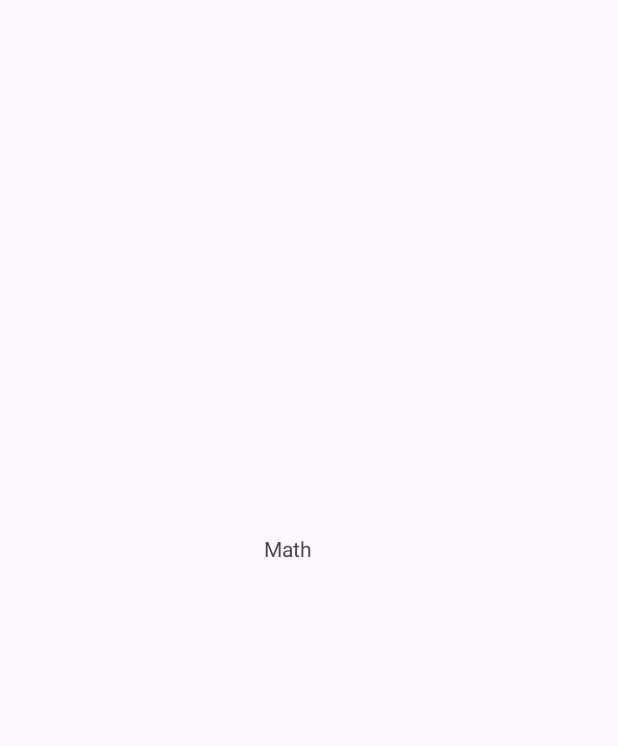
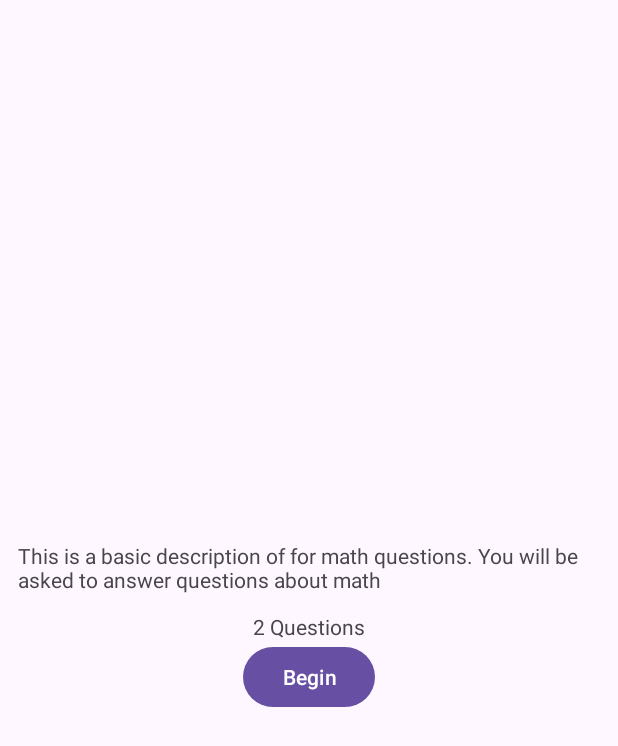
Before and after one commit to freymend/quizdroid, an Android app: the MathActivity screen opened directly, with no data from a screen before it, on a phone screen of 412 x 824 dp. Before the commit the part shown is almost empty. Shown: the top 746 px of the screen. Run offline under Robolectric (Android 15) with nearby library versions, the phone set to English and light mode, and no system bars.

Commit message:
add in basic overview page for each topic

```diff
--- a/app/src/main/AndroidManifest.xml
+++ b/app/src/main/AndroidManifest.xml
@@ -15,6 +15,9 @@
         <activity android:name=".questions.PhysicsActivity"/>
         <activity android:name=".questions.MathActivity"/>
         <activity android:name=".questions.MarvelActivity"/>
+        <activity android:name=".questions.MathQuestionActivity"/>
+        <activity android:name=".questions.MarvelQuestionActivity"/>
+        <activity android:name=".questions.PhysicsQuestionActivity"/>
         <activity
             android:name=".MainActivity"
             android:exported="true">
--- a/app/src/main/res/layout/activity_math.xml
+++ b/app/src/main/res/layout/activity_math.xml
@@ -5,15 +5,32 @@
     android:layout_width="match_parent"
     android:layout_height="match_parent"
     tools:context=".questions.MathActivity">
+    <LinearLayout
+        android:layout_width="match_parent"
+        android:layout_height="match_parent"
+        android:orientation="vertical"
+        android:gravity="center"
+        app:layout_constraintStart_toStartOf="parent"
+        app:layout_constraintTop_toTopOf="parent">
 
-    <TextView
-        android:id="@+id/mathTextView"
-        android:layout_width="wrap_content"
-        android:layout_height="wrap_content"
-        android:layout_marginStart="176dp"
-        android:layout_marginTop="356dp"
-        android:text="Math"
-        app:layout_constraintStart_toStartOf="parent"
-        app:layout_constraintTop_toTopOf="parent" />
+        <TextView
+            android:id="@+id/mathTextView"
+            android:layout_margin="12sp"
+            android:layout_width="wrap_content"
+            android:layout_height="wrap_content"
+            android:text="@string/math_description" />
 
+        <TextView
+            android:id="@+id/questions"
+            android:layout_width="wrap_content"
+            android:layout_height="wrap_content"
+            android:text="@string/questions" />
+
+        <Button
+            android:id="@+id/beginButton"
+            android:layout_width="wrap_content"
+            android:layout_height="wrap_content"
+            android:text="@string/begin_quiz" />
+
+    </LinearLayout>
 </androidx.constraintlayout.widget.ConstraintLayout>
--- a/app/src/main/res/values/strings.xml
+++ b/app/src/main/res/values/strings.xml
@@ -6,4 +6,9 @@
         <item>Physics</item>
         <item>Marvel Super Heroes</item>
     </string-array>
+    <string name="marvel_description">This is a basic description of for Marvel Super Hero questions. You will be asked to answer questions about marvel super heroes.</string>
+    <string name="math_description">This is a basic description of for math questions. You will be asked to answer questions about math</string>
+    <string name="physics_description">This is a basic description of for physics questions. You will be asked to answer questions about physics</string>
+    <string name="begin_quiz">Begin</string>
+    <string name="questions">2 Questions</string>
 </resources>
```
Also changed, not shown: app/src/main/java/wedu/uw/ischool/zachaz/quizdroid/questions/MarvelActivity.kt (+15 -0 lines), app/src/main/java/wedu/uw/ischool/zachaz/quizdroid/questions/MathActivity.kt (+15 -0 lines), app/src/main/java/wedu/uw/ischool/zachaz/quizdroid/questions/PhysicsActivity.kt (+15 -0 lines), app/src/main/res/layout/activity_marvel.xml (+26 -9 lines), app/src/main/res/layout/activity_marvel_question.xml (added, +11 -0 lines), app/src/main/res/layout/activity_math_question.xml (added, +11 -0 lines), app/src/main/res/layout/activity_physics.xml (+27 -9 lines), app/src/main/res/layout/activity_physics_question.xml (added, +11 -0 lines).
